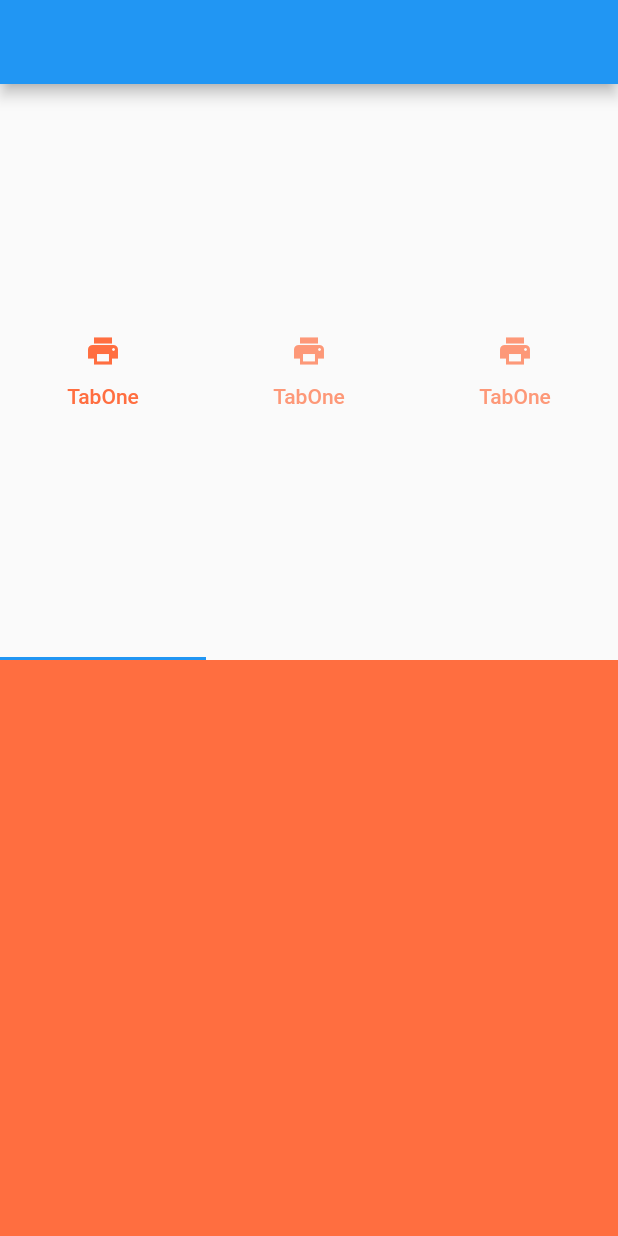
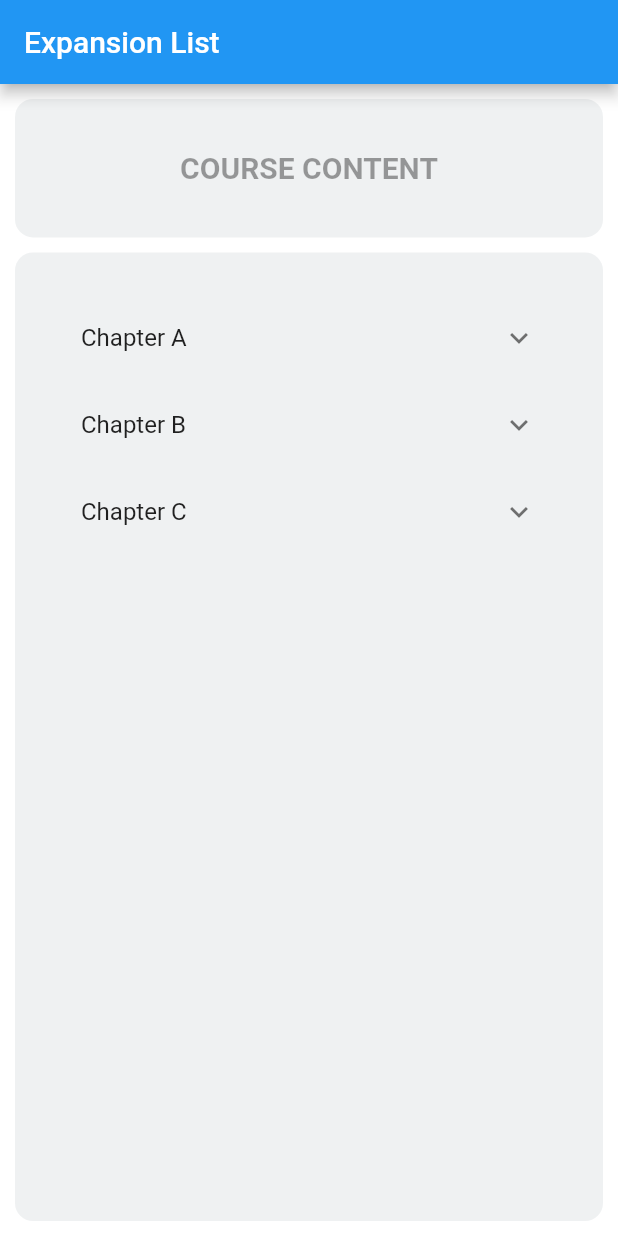
Before and after one commit to vonseyha/KOOMPI-Academy-Testing, a Flutter app: the screen it shows after launch, on a phone screen of 412 x 824 dp. Run offline on Flutter 3.47's test engine with Material 2 defaults, Android fonts, the phone set to English and light mode, and no system bars; Roboto replaces fonts that are missing (Quicksand,sans-serif).

Commit message:
contents sample page

```diff
--- a/lib/fregementscreen/content.dart
+++ b/lib/fregementscreen/content.dart
@@ -1,24 +1,137 @@
 import 'package:flutter/material.dart';
 
-Widget _forgotPassword() {
-  return GestureDetector(
-    onTap: () {
-      print("You are forgot password");
-    },
-    child: Row(
-      mainAxisAlignment: MainAxisAlignment.center,
+class Content extends StatelessWidget {
+  @override
+  Widget build(BuildContext context) {
+    return MaterialApp(
+      debugShowCheckedModeBanner: false,
+      home: Scaffold(
+        backgroundColor: Colors.white,
+        appBar: AppBar(
+          title: const Text('Expansion List'),
+        ),
+        body: Padding(
+          padding: const EdgeInsets.all(10.0),
+          child: Column(
             children: <Widget>[
-        Container(
+              Expanded(
+                flex: 1,
+                child: Container(
+                  width: 500.0,
+                  decoration: BoxDecoration(
+                    color: Color(0xFFeff1f2),
+                    borderRadius: BorderRadius.circular(12),
+                  ),
+                  child: Center(
                     child: new Text(
-            "Forgot Password?",
-            style:new TextStyle(
-              fontFamily: 'Montserrat',
-              fontSize: 14.0,
-              color: Colors.white,
+                      'COURSE CONTENT',
+                      style: new TextStyle(
+                        fontFamily: 'Quicksand,sans-serif',
+                        fontWeight: FontWeight.bold,
+                        color: Colors.black38,
+                        fontSize: 20.0,
+                      ),
+                    ),
+                  ),
+                ),
+              ),
+              SizedBox(height:10.0,),
+              Expanded(
+                flex: 7,
+                child: Container(
+                  decoration: BoxDecoration(
+                    color: Color(0xFFeff1f2),
+                    borderRadius: BorderRadius.circular(12),
+                  ),
+                  child: Padding(
+                    padding: const EdgeInsets.all(28.0),
+                    child: ListView.builder(
+                      itemCount: data.length,
+                      itemBuilder: (BuildContext context, int index) => EntryItem(data[index],),
                     ),
                   ),
                 )
+              ),
             ],
+          ),
+        ),
       ),
     );
   }
+}
+
+// Welcome to another flutter tutorial
+// In this video we will see how to create a multi-level Expansion List
+// First Let's create a class for each row in the Expansion List
+
+class Entry {
+  final String title;
+  final List<Entry>
+  children; // Since this is an expansion list ...children can be another list of entries
+  Entry(this.title, [this.children = const <Entry>[]]);
+}
+
+// This is the entire multi-level list displayed by this app
+final List<Entry> data = <Entry>[
+  Entry(
+    'Chapter A',
+    <Entry>[
+      Entry(
+        'Section A0',
+        <Entry>[
+          Entry('Item A0.1'),
+          Entry('Item A0.2'),
+          Entry('Item A0.3'),
+        ],
+      ),
+      Entry('Section A1'),
+      Entry('Section A2'),
+    ],
+  ),
+  // Second Row
+  Entry('Chapter B', <Entry>[
+    Entry('Section B0'),
+    Entry('Section B1'),
+  ]),
+  Entry(
+    'Chapter C',
+    <Entry>[
+      Entry('Section C0'),
+      Entry('Section C1'),
+      Entry(
+        'Section C2',
+        <Entry>[
+          Entry('Item C2.0'),
+          Entry('Item C2.1'),
+          Entry('Item C2.2'),
+          Entry('Item C2.3'),
+        ],
+      )
+    ],
+  ),
+];
+
+// Create the Widget for the row
+class EntryItem extends StatelessWidget {
+  const EntryItem(this.entry);
+  final Entry entry;
+
+  // This function recursively creates the multi-level list rows.
+  Widget _buildTiles(Entry root) {
+    if (root.children.isEmpty) {
+      return ListTile(
+        title: Text(root.title),
+      );
+    }
+    return ExpansionTile(
+      key: PageStorageKey<Entry>(root),
+      title: Text(root.title),
+      children: root.children.map<Widget>(_buildTiles).toList(),
+    );
+  }
+
+  @override
+  Widget build(BuildContext context) {
+    return _buildTiles(entry);
+  }
+}
--- a/lib/main.dart
+++ b/lib/main.dart
@@ -16,7 +16,7 @@
   Widget build(BuildContext context) {
     return MaterialApp(
       debugShowCheckedModeBanner: false,
-      home: Fregement(),
+      home: Content(),
     );
   }
 }
```
Lines whose indentation alone changed are shown as unchanged.
